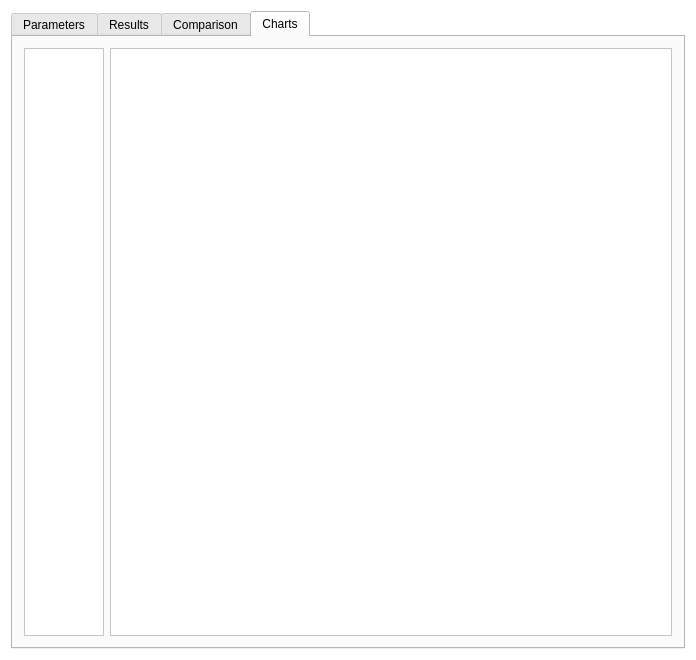
Old version of the form src/qtapp/mainwindow.ui in the repository PAMDeveloper/QtSamara.
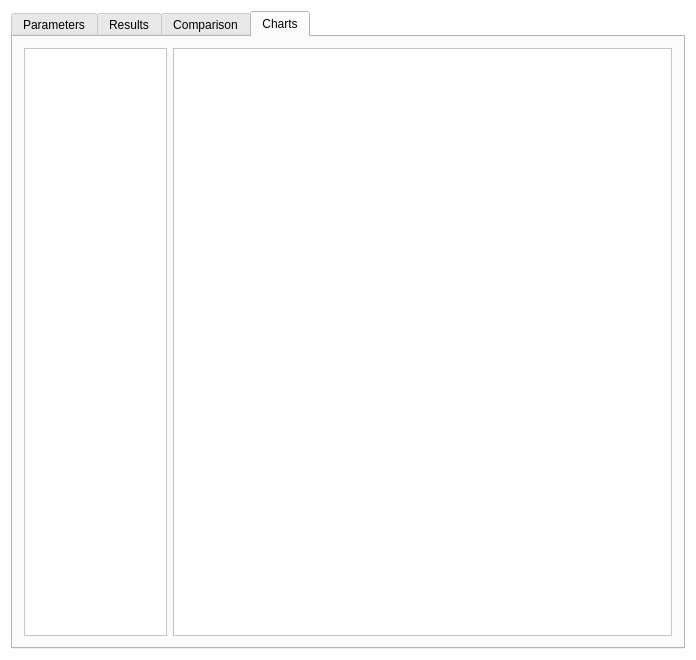
New version of the form. The open tabs and pages were chosen to show the change.

Diff of the .ui file:
```diff
--- a/src/qtapp/mainwindow.ui
+++ b/src/qtapp/mainwindow.ui
@@ -325,7 +325,7 @@
        </attribute>
        <layout class="QHBoxLayout" name="horizontalLayout_6">
         <item>
-         <layout class="QHBoxLayout" name="horizontalLayout_3" stretch="1,7">
+         <layout class="QHBoxLayout" name="horizontalLayout_3" stretch="2,7">
           <item>
            <widget class="QScrollArea" name="scrollArea">
             <property name="widgetResizable">
@@ -336,7 +336,7 @@
               <rect>
                <x>0</x>
                <y>0</y>
-               <width>79</width>
+               <width>142</width>
                <height>594</height>
               </rect>
              </property>
@@ -354,7 +354,7 @@
               <rect>
                <x>0</x>
                <y>0</y>
-               <width>563</width>
+               <width>500</width>
                <height>594</height>
               </rect>
              </property>
```
